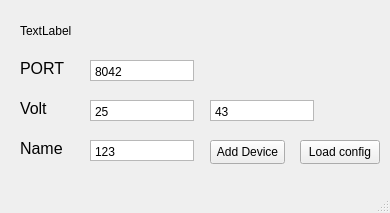
First picture: the form in mainwindow.ui, repository TitovNik/qt_udp, before the edit.
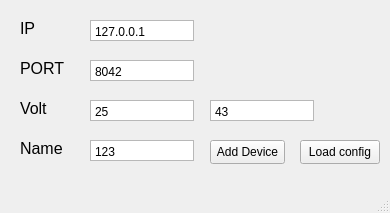
Second picture: the form after the edit.

```diff
--- a/mainwindow.ui
+++ b/mainwindow.ui
@@ -174,17 +174,42 @@
      <string>Load config</string>
     </property>
    </widget>
-   <widget class="QLabel" name="label">
+   <widget class="QTextEdit" name="textEdit_6">
+    <property name="geometry">
+     <rect>
+      <x>90</x>
+      <y>20</y>
+      <width>104</width>
+      <height>21</height>
+     </rect>
+    </property>
+    <property name="verticalScrollBarPolicy">
+     <enum>Qt::ScrollBarAlwaysOff</enum>
+    </property>
+    <property name="html">
+     <string>&lt;!DOCTYPE HTML PUBLIC &quot;-//W3C//DTD HTML 4.0//EN&quot; &quot;http://www.w3.org/TR/REC-html40/strict.dtd&quot;&gt;
+&lt;html&gt;&lt;head&gt;&lt;meta name=&quot;qrichtext&quot; content=&quot;1&quot; /&gt;&lt;style type=&quot;text/css&quot;&gt;
+p, li { white-space: pre-wrap; }
+&lt;/style&gt;&lt;/head&gt;&lt;body style=&quot; font-family:'MS Shell Dlg 2'; font-size:7.8pt; font-weight:400; font-style:normal;&quot;&gt;
+&lt;p style=&quot; margin-top:0px; margin-bottom:0px; margin-left:0px; margin-right:0px; -qt-block-indent:0; text-indent:0px;&quot;&gt;&lt;span style=&quot; font-family:'Segoe UI'; font-size:9pt;&quot;&gt;127.0.0.1&lt;/span&gt;&lt;/p&gt;&lt;/body&gt;&lt;/html&gt;</string>
+    </property>
+   </widget>
+   <widget class="QLabel" name="label_5">
     <property name="geometry">
      <rect>
       <x>20</x>
-      <y>10</y>
-      <width>361</width>
-      <height>41</height>
+      <y>20</y>
+      <width>49</width>
+      <height>16</height>
      </rect>
     </property>
+    <property name="font">
+     <font>
+      <pointsize>12</pointsize>
+     </font>
+    </property>
     <property name="text">
-     <string>TextLabel</string>
+     <string>IP</string>
     </property>
    </widget>
   </widget>
```
Left out of the diff: 26 changed lines with no effect on the pictures.
